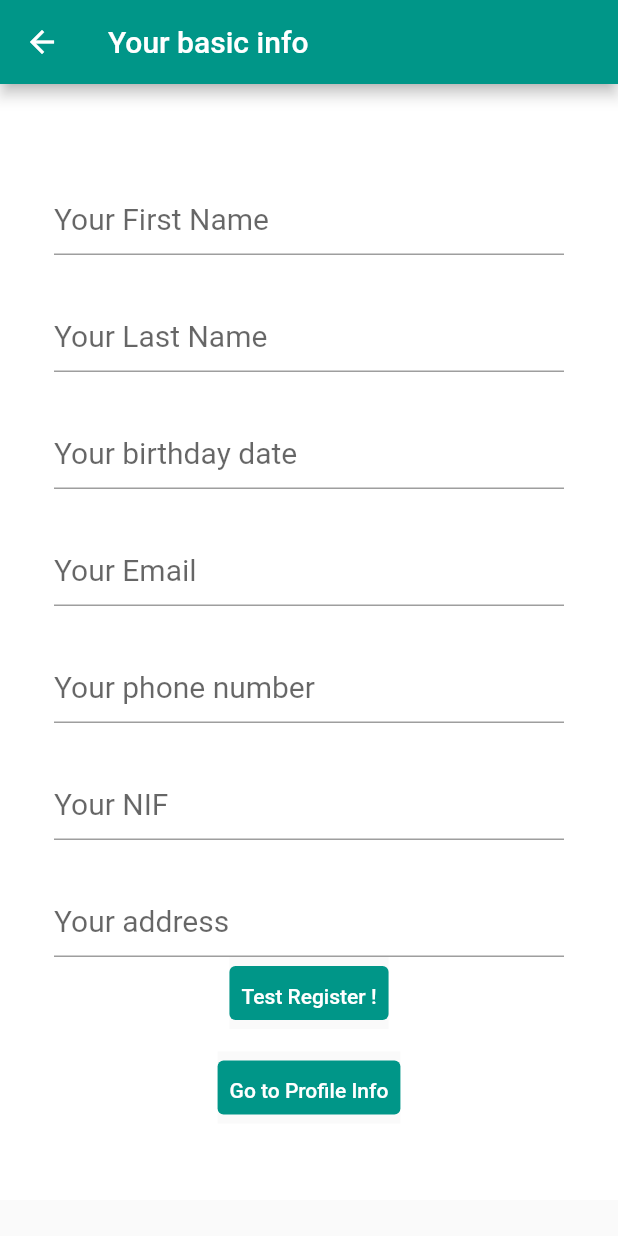
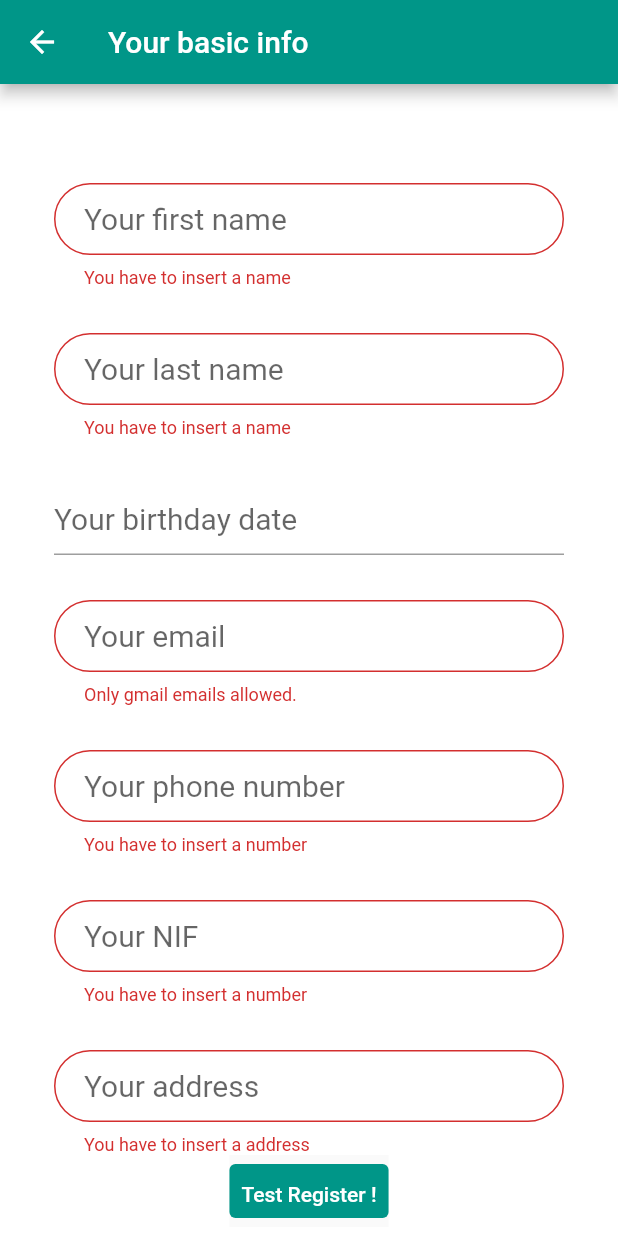
Before and after one commit to MoscaLCC/LEBApp, a Flutter app: the User_Registry_Screen screen opened directly, after a tap on "Test Register !", on a phone screen of 412 x 824 dp. Run offline on Flutter 3.47's test engine with Material 2 defaults, Android fonts, the phone set to English and light mode, and no system bars; our stand-ins replace datetime_picker_formfield; Roboto replaces fonts that are missing (Montserrat).

Commit message:
Validator Forms

```diff
--- a/LEBApp_UI/lib/models/User.dart
+++ b/LEBApp_UI/lib/models/User.dart
@@ -216,11 +216,6 @@ class User{
       //this._authorities
        );
 
-
-   //factory User.fromJson(Map<String, dynamic> json) => _$UserFromJson(json);
-
-   //Map<String, dynamic> toJson() => _$UserToJson(this);
-
    String setToString(Set set) => IterableBase.iterableToFullString(set, '[', ']');
 
    User.fromJson(Map<String, dynamic> json)
--- a/LEBApp_UI/lib/screens/user_registry_screen.dart
+++ b/LEBApp_UI/lib/screens/user_registry_screen.dart
@@ -3,10 +3,10 @@ import 'dart:convert';
 import 'package:flutter/material.dart';
 import 'package:http/http.dart' as http;
 import 'dart:io';
-
 import 'package:flutter/material.dart';
 import 'package:lebapp_ui/models/User.dart';
 import 'package:lebapp_ui/screens/user_registryProfile_screen.dart';
+import 'package:lebapp_ui/widgets/UserForm.dart';
 import '../main.dart';
 
 // ignore: camel_case_types
@@ -19,6 +19,8 @@ class User_Registry_Screen extends StatefulWidget {
 class _User_Registry_ScreenState extends State<User_Registry_Screen> {
   TextStyle style = TextStyle(fontFamily: 'Montserrat', fontSize: 20.0);
 
+  // key to form validator
+  final _keyForm = GlobalKey<FormState>(); // Our created key
   // Controllers
   final firstNameController = TextEditingController();
   final lastNameController = TextEditingController();
@@ -28,21 +30,35 @@ class _User_Registry_ScreenState extends State<User_Registry_Screen> {
   final addressController = TextEditingController();
   final nifController = TextEditingController();
 
+  void _saveForm(){
+    if(_keyForm.currentState.validate()){
+      _keyForm.currentState.save();
+    }
+  }
+
   @override
   Widget build(BuildContext context) {
 
-    final firstNameField = TextField(
+    final firstNameField = TextFormField(
       obscureText: false,
       style: style,
-      decoration: InputDecoration(hintText: 'Your First Name'),
+      decoration: InputDecoration(hintText: 'Your first name',border: OutlineInputBorder(borderRadius: BorderRadius.circular(30.0)),contentPadding: EdgeInsets.fromLTRB(20.0,10.0,20.0,10.0)),
       controller: firstNameController,
+      validator: (value) {
+        if (value.isEmpty) return 'You have to insert a name';
+        return null;
+      },
     );
 
-    final lastNameField = TextField(
+    final lastNameField = TextFormField(
       obscureText: false,
       style: style,
-      decoration: InputDecoration(hintText: 'Your Last Name'),
+      decoration: InputDecoration(hintText: 'Your last name',border: OutlineInputBorder(borderRadius: BorderRadius.circular(30.0)),contentPadding: EdgeInsets.fromLTRB(20.0,10.0,20.0,10.0)),
       controller: lastNameController,
+      validator: (value) {
+        if (value.isEmpty) return 'You have to insert a name';
+        return null;
+      },
     );
 
     final birthdayField = TextField(
@@ -52,32 +68,51 @@ class _User_Registry_ScreenState extends State<User_Registry_Screen> {
       controller: birthdayController,
     );
 
-    final emailField = TextField(
+    final emailField = TextFormField(
       obscureText: false,
       style: style,
-      decoration: InputDecoration(hintText: 'Your Email'),
+      decoration: InputDecoration(hintText: 'Your email',border: OutlineInputBorder(borderRadius: BorderRadius.circular(30.0)),contentPadding: EdgeInsets.fromLTRB(20.0,10.0,20.0,10.0)),
       controller: emailController,
+      validator: (value) {
+        if (!value.contains('@gmail.com'))
+          return 'Only gmail emails allowed.';
+        return null;
+      },
     );
 
-    final phoneNumberField = TextField(
+    final phoneNumberField = TextFormField(
       obscureText: false,
       style: style,
-      decoration: InputDecoration(hintText: 'Your phone number'),
-      controller: phoneNumberController,
+      decoration: InputDecoration(hintText: 'Your phone number',border: OutlineInputBorder(borderRadius: BorderRadius.circular(30.0)),contentPadding: EdgeInsets.fromLTRB(20.0,10.0,20.0,10.0)),
+        keyboardType: TextInputType.number,
+        controller: phoneNumberController,
+      validator: (value) {
+        if (value.isEmpty) return 'You have to insert a number';
+        return null;
+      }
     );
 
-    final nifField = TextField(
+    final nifField = TextFormField(
       obscureText: false,
       style: style,
-      decoration: InputDecoration(hintText: 'Your NIF'),
+      decoration: InputDecoration(hintText: 'Your NIF',border: OutlineInputBorder(borderRadius: BorderRadius.circular(30.0)),contentPadding: EdgeInsets.fromLTRB(20.0,10.0,20.0,10.0)),
+      keyboardType: TextInputType.number,
       controller: nifController,
+        validator: (value) {
+          if (value.isEmpty) return 'You have to insert a number';
+          return null;
+        }
     );
 
-    final addressField = TextField(
+    final addressField = TextFormField(
       obscureText: false,
       style: style,
-      decoration: InputDecoration(hintText: 'Your address'),
+      decoration: InputDecoration(hintText: 'Your address',border: OutlineInputBorder(borderRadius: BorderRadius.circular(30.0)),contentPadding: EdgeInsets.fromLTRB(20.0,10.0,20.0,10.0)),
       controller: addressController,
+        validator: (value) {
+          if (value.isEmpty) return 'You have to insert a address';
+          return null;
+        }
     );
 
     final okRegButon = Material(
@@ -90,8 +125,12 @@ class _User_Registry_ScreenState extends State<User_Registry_Screen> {
           onSurface: Colors.grey,
         ),
         onPressed: () async {
+
+          _saveForm(); // validar campos
+
           print("Link to server to User Register...");
 
+          /*
           User userTeste = new User('aurelio', 'mat9999', 'Matias', 'Belo', 'antonio.fmaio@gmail.com',
               'cenas', true, 'langKey', 'x', DateTime.now(), 'test', DateTime.now(), '+35195448796', '11121211', 24589665,
               DateTime.now(), 'rua x', true, 'car', false, 'ddd', false, null, false, null);
@@ -109,7 +148,7 @@ class _User_Registry_ScreenState extends State<User_Registry_Screen> {
           final responseJson = response;//json.decode(response.body);
           print(responseJson);
           return response;
-
+*/
         },
       ),
     );
@@ -134,7 +173,9 @@ class _User_Registry_ScreenState extends State<User_Registry_Screen> {
           title: Text('Your basic info'),
           backgroundColor: Colors.teal),
         body: SingleChildScrollView(
-          child: Center(
+          child: Form(
+            key: _keyForm,
+            child: Center(
             child: Container(
               color: Colors.white,
               child: Padding(
@@ -170,87 +211,8 @@ class _User_Registry_ScreenState extends State<User_Registry_Screen> {
               ),
             ),
           ),
-        )
+        ),
+        ),
     );
   }
 }
-/*
-class User_Registry_Screen extends StatefulWidget {
-
-  @override
-  _User_Registry_ScreenState createState() => _User_Registry_ScreenState();
-}
-
-class _User_Registry_ScreenState extends State<User_Registry_Screen> {
-
-  final _keyForm = GlobalKey<FormState>(); // Our created key
-  final nameController = TextEditingController();
-  final passwordController = TextEditingController();
-  final emailController = TextEditingController();
-
-  void _saveForm(){
-
-    if(_keyForm.currentState.validate()){
-      _keyForm.currentState.save();
-      print(nameController);
-      print(emailController);
-    }
-  }
-
-  @override
-  Widget build(BuildContext context) {
-    // The form widget
-    return Form(
-      key: _keyForm,
-      child: Padding(
-        padding: const EdgeInsets.all(20),
-        child: ListView(
-          children: [
-            Container(
-              padding: const EdgeInsets.symmetric(vertical: 20),
-              child: Text('Welcome to LEB - User Registry'),
-            ),
-            TextFormField(
-              controller: nameController,
-              decoration: InputDecoration(hintText: 'Insert your name.'),
-              validator: (value) {
-                if (value.isEmpty) return 'You have to insert a name';
-
-                return null;
-              },
-            ),
-            TextFormField(
-              controller: passwordController,
-              obscureText: true,
-              decoration: InputDecoration(hintText: 'The password to log in.'),
-              validator: (value) {
-                if (value.length < 7)
-                  return 'Password must have at least 6 chars.';
-
-                return null;
-              },
-            ),
-            TextFormField(
-              controller: emailController,
-              decoration:
-              InputDecoration(hintText: 'E-mail to use for log in.'),
-              validator: (value) {
-                if (!value.contains('@gmail.com'))
-                  return 'Only gmail emails allowed.';
-
-                return null;
-              },
-            ),
-            RaisedButton(
-              child: Text('Apply'),
-              onPressed: () {
-                _saveForm();
-              },
-            )
-          ],
-        ),
-      ),
-    );
-  }
-}
-  */
--- a/LEBApp_UI/lib/widgets/UserForm.dart
+++ b/LEBApp_UI/lib/widgets/UserForm.dart
@@ -16,11 +16,11 @@ class UserForm extends StatefulWidget {
   _UserFormState createState() => _UserFormState();
 }
 
-class User {
+class UserTeste {
   String name;
   String password;
   String email;
-  User({ this.name, this.password, this.email });
+  UserTeste({ this.name, this.password, this.email });
 }
 
 class _UserFormState extends State<UserForm> {
@@ -61,7 +61,7 @@ class _UserFormState extends State<UserForm> {
 
                 return null;
               },
-              onSaved: (newValue) => User().name = newValue,
+              onSaved: (newValue) => UserTeste().name = newValue,
             ),
             TextFormField(
               controller: _password,
@@ -73,7 +73,7 @@ class _UserFormState extends State<UserForm> {
 
                 return null;
               },
-              onSaved: (newValue) => User().password = newValue,
+              onSaved: (newValue) => UserTeste().password = newValue,
             ),
             TextFormField(
               controller: _email,
@@ -85,7 +85,7 @@ class _UserFormState extends State<UserForm> {
 
                 return null;
               },
-              onSaved: (newValue) => User().email = newValue,
+              onSaved: (newValue) => UserTeste().email = newValue,
             ),
             RaisedButton(
               child: Text('Apply'),
```
